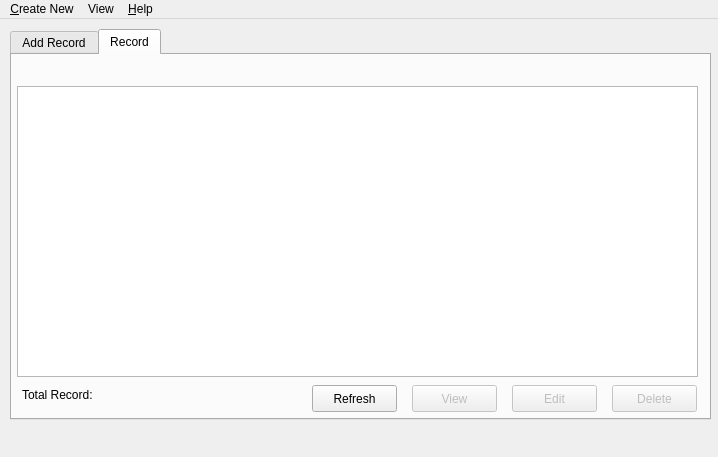
Old version of the form mainwindow.ui in the repository Weemy96/slms.
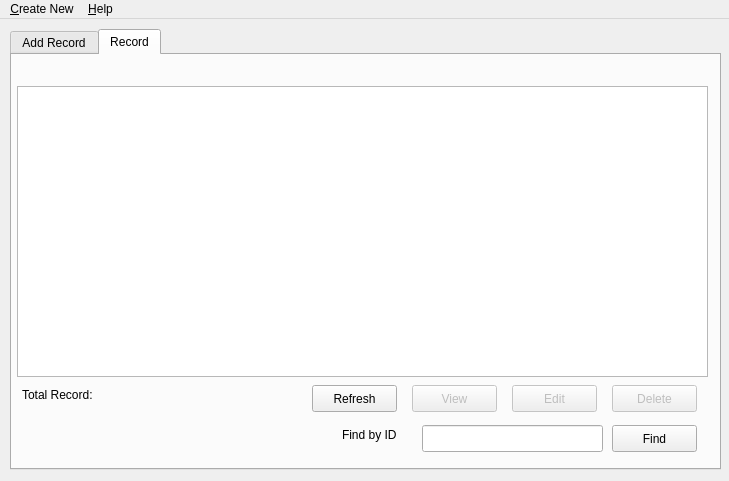
New version of the form. The open tabs and pages were chosen to show the change.

Commit message: add find filter

Diff of the .ui file:
```diff
--- a/mainwindow.ui
+++ b/mainwindow.ui
@@ -6,8 +6,8 @@
    <rect>
     <x>0</x>
     <y>0</y>
-    <width>718</width>
-    <height>457</height>
+    <width>729</width>
+    <height>481</height>
    </rect>
   </property>
   <property name="windowTitle">
@@ -19,8 +19,8 @@
      <rect>
       <x>10</x>
       <y>10</y>
-      <width>701</width>
-      <height>391</height>
+      <width>711</width>
+      <height>441</height>
      </rect>
     </property>
     <property name="currentIndex">
@@ -313,7 +313,7 @@
        <rect>
         <x>5</x>
         <y>31</y>
-        <width>681</width>
+        <width>691</width>
         <height>291</height>
        </rect>
       </property>
@@ -401,6 +401,42 @@
        <string>View</string>
       </property>
      </widget>
+     <widget class="QLineEdit" name="txt_find_id">
+      <property name="geometry">
+       <rect>
+        <x>410</x>
+        <y>370</y>
+        <width>181</width>
+        <height>27</height>
+       </rect>
+      </property>
+     </widget>
+     <widget class="QLabel" name="label_3">
+      <property name="geometry">
+       <rect>
+        <x>330</x>
+        <y>370</y>
+        <width>71</width>
+        <height>20</height>
+       </rect>
+      </property>
+      <property name="text">
+       <string>Find by ID</string>
+      </property>
+     </widget>
+     <widget class="QPushButton" name="btn_find">
+      <property name="geometry">
+       <rect>
+        <x>600</x>
+        <y>370</y>
+        <width>85</width>
+        <height>27</height>
+       </rect>
+      </property>
+      <property name="text">
+       <string>Find</string>
+      </property>
+     </widget>
     </widget>
    </widget>
   </widget>
@@ -409,7 +445,7 @@
     <rect>
      <x>0</x>
      <y>0</y>
-     <width>718</width>
+     <width>729</width>
      <height>24</height>
     </rect>
    </property>
@@ -426,14 +462,7 @@
     <addaction name="actionHow_to_use"/>
     <addaction name="actionAbout_F12"/>
    </widget>
-   <widget class="QMenu" name="menuView">
-    <property name="title">
-     <string>View</string>
-    </property>
-    <addaction name="actionFind"/>
-   </widget>
    <addaction name="menuCe"/>
-   <addaction name="menuView"/>
    <addaction name="menuAbout"/>
   </widget>
   <action name="menu_CreateNewEmployee">
```
Left out of the diff: 2 changed lines with no effect on the pictures. The commit also changes 4 other files.
